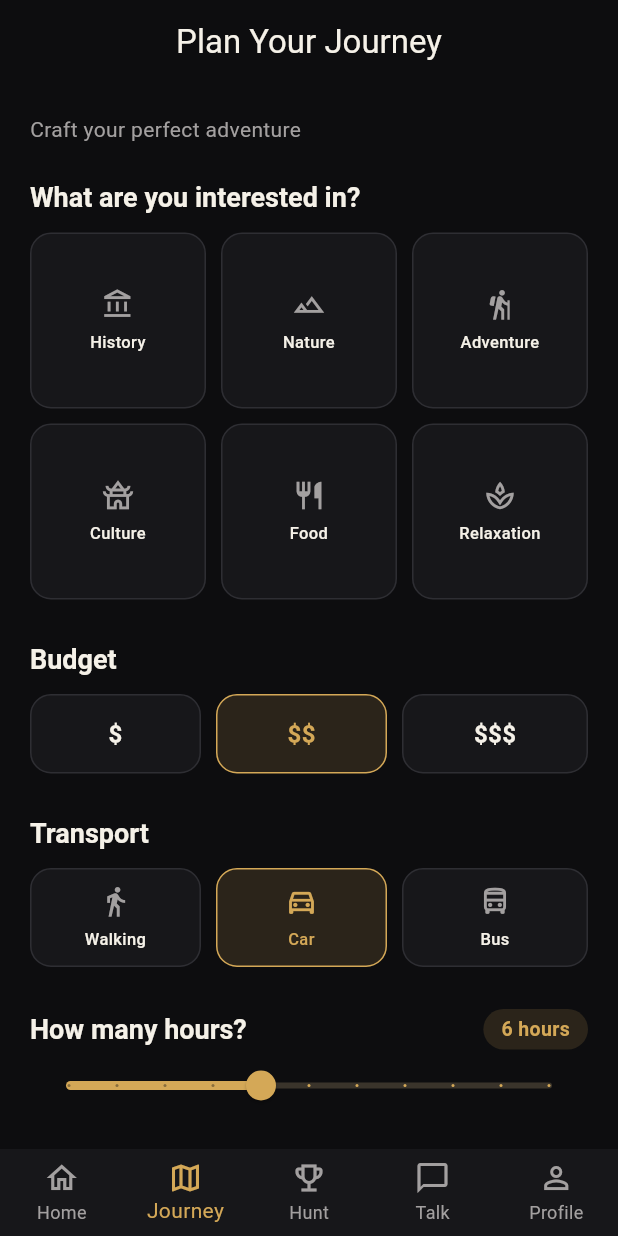
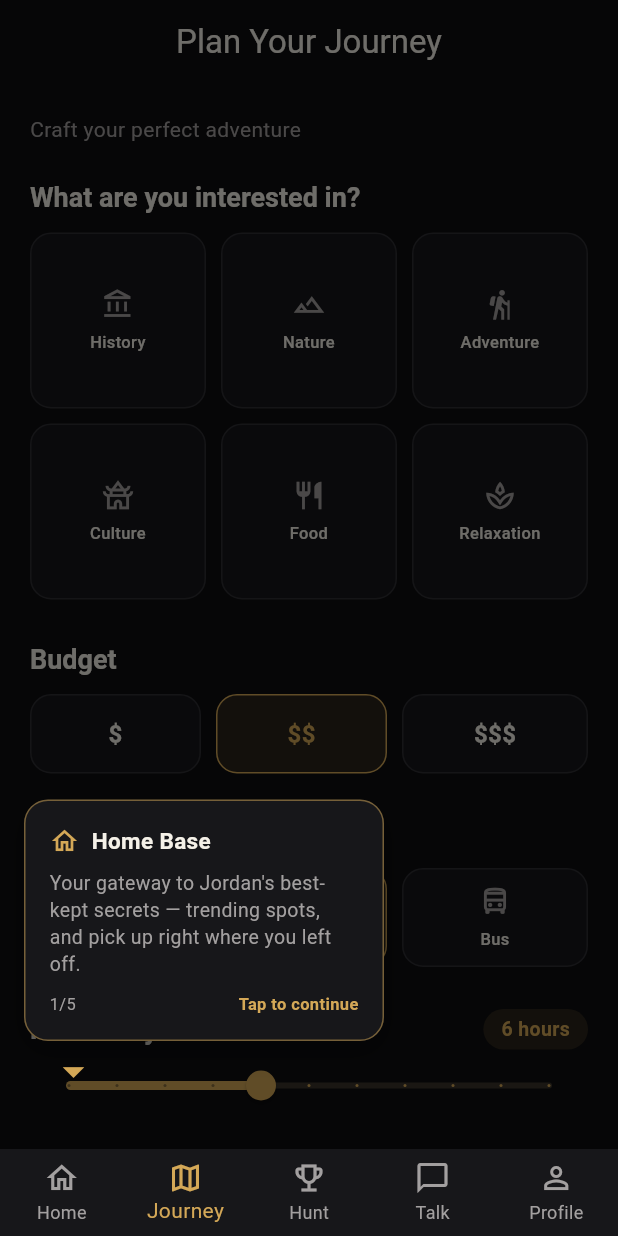
Before and after one commit to heshamYehya19/Hikaya-JO, a Flutter app: the MainShell screen opened by its route, item 2 of the bottom bar chosen, on a phone screen of 412 x 824 dp. Run offline on Flutter 3.47's test engine with Material 3 defaults, Android fonts, the phone set to English and light mode, and no system bars; our stand-ins replace cached_network_image, cloud_firestore, connectivity_plus, firebase_auth, firebase_core, firebase_storage and 11 more; accounts and stored records are empty.

Commit message:
tutorial to the app functions implemented

```diff
--- a/lib/core/services/app_prefs_service.dart
+++ b/lib/core/services/app_prefs_service.dart
@@ -1,4 +1,5 @@
 import 'package:hive_flutter/hive_flutter.dart';
+import 'package:firebase_auth/firebase_auth.dart';
 
 /// Local (device-level) app preferences — specifically the language choice
 /// from first launch, which needs somewhere to live before a Firestore
@@ -28,6 +29,16 @@ class AppPrefsService {
   String? get theirLanguageCode => _box.get(_theirLanguageKey);
   String? get appLanguageCode => _box.get(_appLanguageKey);
 
+  /// Scoped per-account (uid), not per-device — same class of bug as the
+  /// downloaded-journeys leak: the tour only ever makes sense as "has this
+  /// specific account seen it", not "has this phone ever seen it".
+  String get _tourKeyForCurrentUser {
+    final uid = FirebaseAuth.instance.currentUser?.uid ?? 'guest';
+    return 'hasSeenFeatureTour::$uid';
+  }
+
+  bool get hasSeenFeatureTour => _box.containsKey(_tourKeyForCurrentUser);
+
   Future<void> setLanguages({required String myLanguageCode, required String theirLanguageCode}) async {
     await _box.put(_myLanguageKey, myLanguageCode);
     await _box.put(_theirLanguageKey, theirLanguageCode);
@@ -36,4 +47,8 @@ class AppPrefsService {
   Future<void> setAppLanguage(String code) async {
     await _box.put(_appLanguageKey, code);
   }
+
+  Future<void> markFeatureTourSeen() async {
+    await _box.put(_tourKeyForCurrentUser, 'true');
+  }
 }
--- a/lib/features/home/main_shell.dart
+++ b/lib/features/home/main_shell.dart
@@ -2,7 +2,9 @@ import 'package:flutter/material.dart';
 import 'package:flutter_riverpod/flutter_riverpod.dart';
 import '../../core/theme/colors.dart';
 import '../../core/localization/app_locale.dart';
+import '../../core/services/app_prefs_service.dart';
 import '../../providers/main_tab_provider.dart';
+import '../../widgets/feature_tour_overlay.dart';
 import 'home_screen.dart';
 import '../journey_planner/journey_planner_input_screen.dart';
 import '../hikaya_hunt/challenge_list_screen.dart';
@@ -10,9 +12,14 @@ import '../hikaya_talk/hikaya_talk_screen.dart';
 import '../profile/profile_screen.dart';
 import '../../widgets/offline_banner.dart';
 
-class MainShell extends ConsumerWidget {
+class MainShell extends ConsumerStatefulWidget {
   const MainShell({super.key});
 
+  @override
+  ConsumerState<MainShell> createState() => _MainShellState();
+}
+
+class _MainShellState extends ConsumerState<MainShell> {
   static const _screens = [
     HomeScreen(),
     JourneyPlannerInputScreen(),
@@ -21,16 +28,70 @@ class MainShell extends ConsumerWidget {
     ProfileScreen(),
   ];
 
+  bool _showTour = false;
+
   @override
-  Widget build(BuildContext context, WidgetRef ref) {
+  void initState() {
+    super.initState();
+    if (!AppPrefsService().hasSeenFeatureTour) {
+      // Defer until after the first frame so the nav bar is actually laid
+      // out before the overlay positions itself against it.
+      WidgetsBinding.instance.addPostFrameCallback((_) {
+        if (mounted) setState(() => _showTour = true);
+      });
+    }
+  }
+
+  void _finishTour() {
+    AppPrefsService().markFeatureTourSeen();
+    setState(() => _showTour = false);
+  }
+
+  @override
+  Widget build(BuildContext context) {
     final currentIndex = ref.watch(mainTabIndexProvider);
     final t = AppLocale.of(context).t;
 
     return Scaffold(
-      body: Column(
+      body: Stack(
         children: [
-          const OfflineBanner(),
-          Expanded(child: IndexedStack(index: currentIndex, children: _screens)),
+          Column(
+            children: [
+              const OfflineBanner(),
+              Expanded(child: IndexedStack(index: currentIndex, children: _screens)),
+            ],
+          ),
+          if (_showTour)
+            FeatureTourOverlay(
+              onFinished: _finishTour,
+              steps: const [
+                TourStep(
+                  icon: Icons.home_outlined,
+                  title: 'Home Base',
+                  description: "Your gateway to Jordan's best-kept secrets — trending spots, and pick up right where you left off.",
+                ),
+                TourStep(
+                  icon: Icons.map_outlined,
+                  title: 'Plan a Journey',
+                  description: "Tell us what excites you, and let Hikaya craft the perfect route through Jordan's history, nature, and flavor.",
+                ),
+                TourStep(
+                  icon: Icons.emoji_events_outlined,
+                  title: 'Hikaya Hunt',
+                  description: 'Turn every landmark into an adventure! Track down hidden gates, snap your proof, and watch the coins roll in.',
+                ),
+                TourStep(
+                  icon: Icons.chat_bubble_outline,
+                  title: 'Hikaya Talk',
+                  description: "Never get lost in translation — speak freely and we'll bridge the gap in real time, both ways.",
+                ),
+                TourStep(
+                  icon: Icons.person_outline,
+                  title: 'Your Story',
+                  description: 'Every coin, badge, and journey you conquer — all tracked in one place, just for you.',
+                ),
+              ],
+            ),
         ],
       ),
       bottomNavigationBar: BottomNavigationBar(
--- /dev/null
+++ b/lib/widgets/feature_tour_overlay.dart
@@ -0,0 +1,140 @@
+import 'package:flutter/material.dart';
+import '../core/theme/colors.dart';
+import '../core/theme/typography.dart';
+
+class TourStep {
+  final IconData icon;
+  final String title;
+  final String description;
+  const TourStep({required this.icon, required this.title, required this.description});
+}
+
+/// Full-screen dark overlay with one coach-mark card at a time, positioned
+/// above the bottom-nav icon it describes (index-based, assumes an evenly
+/// split BottomNavigationBar — matches MainShell's 5 fixed tabs). Tapping
+/// anywhere advances to the next step; tapping the last step dismisses.
+class FeatureTourOverlay extends StatefulWidget {
+  final List<TourStep> steps;
+  final VoidCallback onFinished;
+  const FeatureTourOverlay({super.key, required this.steps, required this.onFinished});
+
+  @override
+  State<FeatureTourOverlay> createState() => _FeatureTourOverlayState();
+}
+
+class _FeatureTourOverlayState extends State<FeatureTourOverlay> with SingleTickerProviderStateMixin {
+  int _step = 0;
+  late final AnimationController _bounceController;
+
+  @override
+  void initState() {
+    super.initState();
+    _bounceController = AnimationController(vsync: this, duration: const Duration(milliseconds: 900))..repeat(reverse: true);
+  }
+
+  @override
+  void dispose() {
+    _bounceController.dispose();
+    super.dispose();
+  }
+
+  void _advance() {
+    if (_step < widget.steps.length - 1) {
+      setState(() => _step++);
+    } else {
+      widget.onFinished();
+    }
+  }
+
+  @override
+  Widget build(BuildContext context) {
+    final screenWidth = MediaQuery.of(context).size.width;
+    final tabCount = widget.steps.length;
+    final tabCenterX = screenWidth * (_step + 0.5) / tabCount;
+    final step = widget.steps[_step];
+
+    const cardWidth = 240.0;
+    double cardLeft = tabCenterX - cardWidth / 2;
+    cardLeft = cardLeft.clamp(16.0, screenWidth - cardWidth - 16.0);
+    final arrowLeft = (tabCenterX - cardLeft - 10).clamp(16.0, cardWidth - 26.0);
+
+    return GestureDetector(
+      behavior: HitTestBehavior.opaque,
+      onTap: _advance,
+      child: AnimatedSwitcher(
+        duration: const Duration(milliseconds: 300),
+        child: Container(
+          key: ValueKey(_step),
+          color: Colors.black.withOpacity(0.55),
+          width: double.infinity,
+          height: double.infinity,
+          child: Stack(
+            children: [
+              Positioned(
+                left: cardLeft,
+                bottom: 38,
+                width: cardWidth,
+                child: TweenAnimationBuilder<double>(
+                  tween: Tween(begin: 0, end: 1),
+                  duration: const Duration(milliseconds: 350),
+                  curve: Curves.easeOutBack,
+                  builder: (context, value, child) => Opacity(
+                    opacity: value.clamp(0.0, 1.0),
+                    child: Transform.translate(offset: Offset(0, (1 - value) * 16), child: child),
+                  ),
+                  child: Column(
+                    crossAxisAlignment: CrossAxisAlignment.start,
+                    children: [
+                      Container(
+                        padding: const EdgeInsets.all(16),
+                        decoration: BoxDecoration(
+                          color: AppColors.surface,
+                          borderRadius: BorderRadius.circular(16),
+                          border: Border.all(color: AppColors.deepTeal.withOpacity(0.5)),
+                          boxShadow: [BoxShadow(color: Colors.black.withOpacity(0.3), blurRadius: 16, offset: const Offset(0, 6))],
+                        ),
+                        child: Column(
+                          crossAxisAlignment: CrossAxisAlignment.start,
+                          children: [
+                            Row(
+                              children: [
+                                Icon(step.icon, color: AppColors.deepTeal, size: 20),
+                                const SizedBox(width: 8),
+                                Expanded(child: Text(step.title, style: AppTypography.headline2.copyWith(fontSize: 15))),
+                              ],
+                            ),
+                            const SizedBox(height: 8),
+                            Text(step.description, style: const TextStyle(color: AppColors.textSecondary, fontSize: 13, height: 1.4)),
+                            const SizedBox(height: 10),
+                            Row(
+                              mainAxisAlignment: MainAxisAlignment.spaceBetween,
+                              children: [
+                                Text('${_step + 1}/${widget.steps.length}', style: const TextStyle(color: AppColors.textSecondary, fontSize: 11)),
+                                Text(
+                                  _step < widget.steps.length - 1 ? 'Tap to continue' : 'Tap to finish',
+                                  style: const TextStyle(color: AppColors.deepTeal, fontSize: 11, fontWeight: FontWeight.w600),
+                                ),
+                              ],
+                            ),
+                          ],
+                        ),
+                      ),
+                      Padding(
+                        padding: EdgeInsets.only(left: arrowLeft),
+                        child: AnimatedBuilder(
+                          animation: _bounceController,
+                          builder: (context, child) => Transform.translate(offset: Offset(0, _bounceController.value * 6), child: child),
+                          child: const Icon(Icons.arrow_drop_down, color: AppColors.deepTeal, size: 34),
+                        ),
+                      ),
+                    ],
+                  ),
+                ),
+              ),
+            ],
+          ),
+        ),
+      ),
+    );
+  }
+}
```
